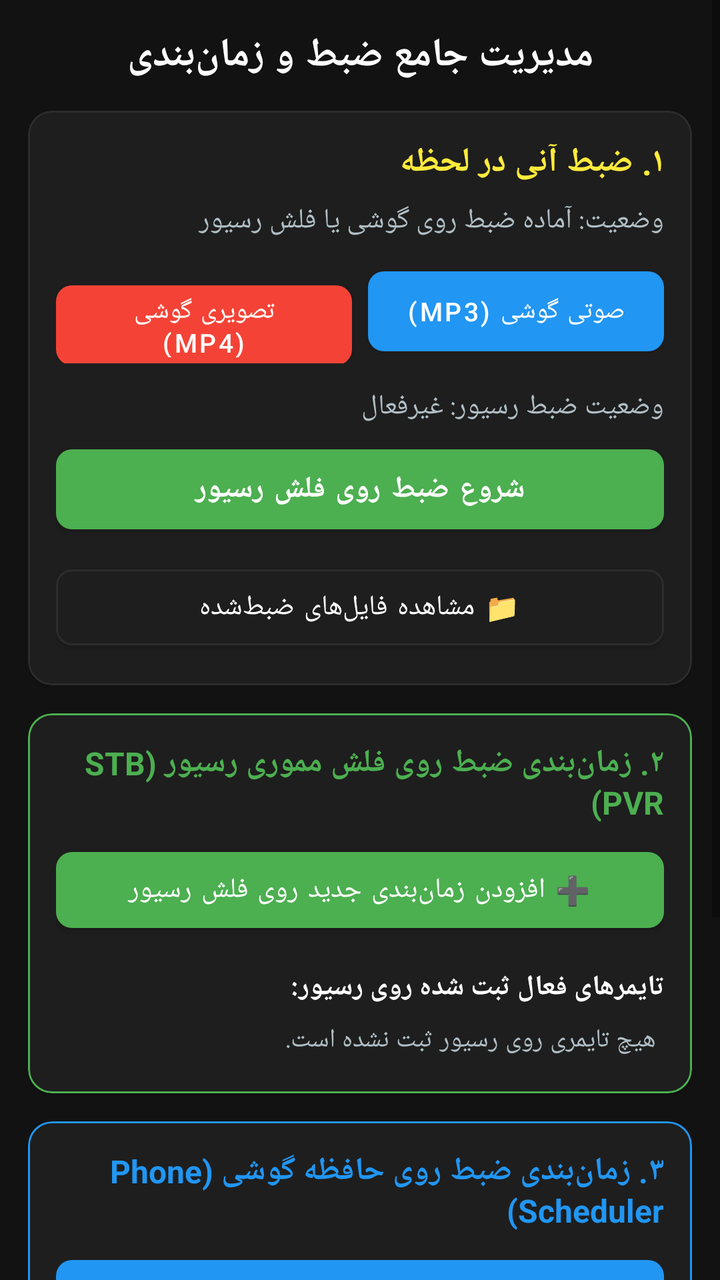
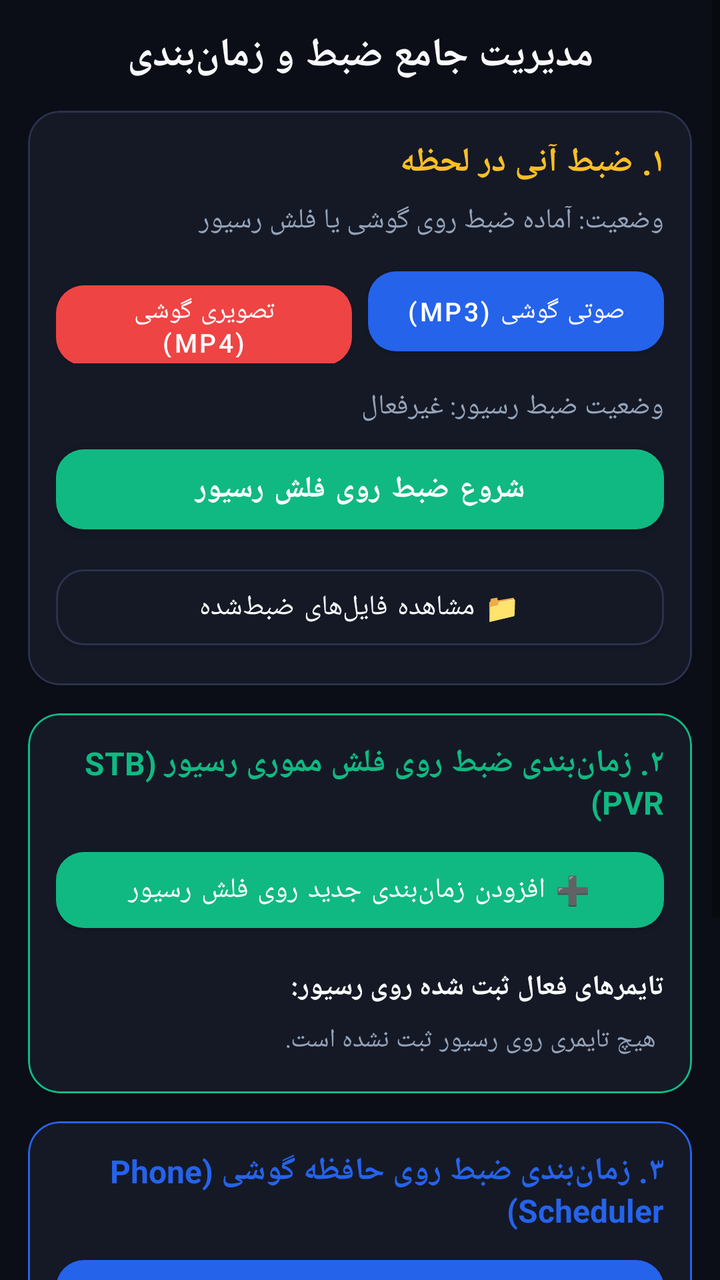

The first picture is an Android layout as it rendered before a commit; the second is the same layout after the commit. The layout source and the unified diff follow.
<!-- AndroidManifest.xml: application theme Theme.GMScreenAccessible -->
<!-- res/layout/fragment_record.xml -->
<?xml version="1.0" encoding="utf-8"?>
<ScrollView xmlns:android="http://schemas.android.com/apk/res/android"
    xmlns:app="http://schemas.android.com/apk/res-auto"
    android:layout_width="match_parent"
    android:layout_height="match_parent"
    android:background="@color/dark_bg"
    android:fillViewport="true">

    <LinearLayout
        android:layout_width="match_parent"
        android:layout_height="wrap_content"
        android:orientation="vertical"
        android:padding="14dp">

        <TextView
            android:layout_width="match_parent"
            android:layout_height="wrap_content"
            android:text="مدیریت جامع ضبط و زمان‌بندی"
            android:textColor="@color/text_primary"
            android:textSize="20sp"
            android:textStyle="bold"
            android:gravity="center"
            android:layout_marginBottom="14dp" />

        
        <com.google.android.material.card.MaterialCardView
            android:layout_width="match_parent"
            android:layout_height="wrap_content"
            android:layout_marginBottom="14dp"
            app:cardBackgroundColor="@color/card_bg"
            app:cardCornerRadius="12dp"
            app:strokeColor="@color/divider"
            app:strokeWidth="1dp">

            <LinearLayout
                android:layout_width="match_parent"
                android:layout_height="wrap_content"
                android:orientation="vertical"
                android:padding="14dp">

                <TextView
                    android:layout_width="match_parent"
                    android:layout_height="wrap_content"
                    android:text="۱. ضبط آنی در لحظه"
                    android:textColor="@color/accent_yellow"
                    android:textSize="17sp"
                    android:textStyle="bold"
                    android:layout_marginBottom="8dp" />

                <TextView
                    android:id="@+id/txtInstantRecStatus"
                    android:layout_width="match_parent"
                    android:layout_height="wrap_content"
                    android:text="وضعیت: آماده ضبط روی گوشی یا فلش رسیور"
                    android:textColor="@color/text_secondary"
                    android:textSize="14sp"
                    android:layout_marginBottom="10dp" />

                <LinearLayout
                    android:layout_width="match_parent"
                    android:layout_height="wrap_content"
                    android:orientation="horizontal"
                    android:layout_marginBottom="8dp">

                    <com.google.android.material.button.MaterialButton
                        android:id="@+id/btnStartPhoneVideoRec"
                        android:layout_width="0dp"
                        android:layout_height="52dp"
                        android:layout_weight="1"
                        android:layout_marginEnd="4dp"
                        android:text="تصویری گوشی (MP4)"
                        android:textColor="@color/white"
                        android:textSize="13sp"
                        app:backgroundTint="@color/accent_red"
                        app:cornerRadius="8dp" />

                    <com.google.android.material.button.MaterialButton
                        android:id="@+id/btnStartPhoneAudioRec"
                        android:layout_width="0dp"
                        android:layout_height="52dp"
                        android:layout_weight="1"
                        android:layout_marginStart="4dp"
                        android:text="صوتی گوشی (MP3)"
                        android:textColor="@color/white"
                        android:textSize="13sp"
                        app:backgroundTint="@color/primary"
                        app:cornerRadius="8dp" />
                </LinearLayout>

                <com.google.android.material.button.MaterialButton
                    android:id="@+id/btnStopPhoneRec"
                    android:layout_width="match_parent"
                    android:layout_height="50dp"
                    android:text="توقف ضبط گوشی"
                    android:textColor="@color/white"
                    android:textSize="15sp"
                    android:visibility="gone"
                    android:layout_marginBottom="8dp"
                    app:backgroundTint="@color/secondary"
                    app:cornerRadius="8dp" />

                <TextView
                    android:id="@+id/txtStbRecordStatus"
                    android:layout_width="match_parent"
                    android:layout_height="wrap_content"
                    android:text="وضعیت ضبط رسیور: غیرفعال"
                    android:textColor="@color/text_secondary"
                    android:textSize="14sp"
                    android:layout_marginTop="4dp"
                    android:layout_marginBottom="6dp" />

                <com.google.android.material.button.MaterialButton
                    android:id="@+id/btnStbToggleRecord"
                    android:layout_width="match_parent"
                    android:layout_height="52dp"
                    android:text="شروع ضبط روی فلش رسیور"
                    android:contentDescription="شروع یا توقف ضبط کانال روی حافظه فلش متصل به رسیور"
                    android:textColor="@color/white"
                    android:textSize="15sp"
                    android:textStyle="bold"
                    app:backgroundTint="@color/accent_green"
                    app:cornerRadius="8dp" />

                <com.google.android.material.button.MaterialButton
                    android:id="@+id/btnViewRecordings"
                    android:layout_width="match_parent"
                    android:layout_height="50dp"
                    android:text="📁 مشاهده فایل‌های ضبط‌شده"
                    android:contentDescription="مشاهده و مدیریت فایل‌های ضبط شده در حافظه گوشی"
                    android:textColor="@color/text_primary"
                    android:textSize="14sp"
                    android:layout_marginTop="8dp"
                    app:strokeColor="@color/divider"
                    app:strokeWidth="1dp"
                    app:backgroundTint="@color/card_bg"
                    app:cornerRadius="8dp" />
            </LinearLayout>
        </com.google.android.material.card.MaterialCardView>

        
        <com.google.android.material.card.MaterialCardView
            android:layout_width="match_parent"
            android:layout_height="wrap_content"
            android:layout_marginBottom="14dp"
            app:cardBackgroundColor="@color/card_bg"
            app:cardCornerRadius="12dp"
            app:strokeColor="@color/accent_green"
            app:strokeWidth="1dp">

            <LinearLayout
                android:layout_width="match_parent"
                android:layout_height="wrap_content"
                android:orientation="vertical"
                android:padding="14dp">

                <TextView
                    android:layout_width="match_parent"
                    android:layout_height="wrap_content"
                    android:text="۲. زمان‌بندی ضبط روی فلش مموری رسیور (STB PVR)"
                    android:textColor="@color/accent_green"
                    android:textSize="16sp"
                    android:textStyle="bold"
                    android:layout_marginBottom="8dp" />

                <com.google.android.material.button.MaterialButton
                    android:id="@+id/btnAddStbTimer"
                    android:layout_width="match_parent"
                    android:layout_height="50dp"
                    android:text="➕ افزودن زمان‌بندی جدید روی فلش رسیور"
                    android:textColor="@color/white"
                    android:textSize="14sp"
                    android:layout_marginBottom="8dp"
                    app:backgroundTint="@color/accent_green"
                    app:cornerRadius="8dp" />

                <com.google.android.material.button.MaterialButton
                    android:id="@+id/btnStopStbScheduledRec"
                    android:layout_width="match_parent"
                    android:layout_height="50dp"
                    android:text="■ توقف ضبط در حال اجرای رسیور"
                    android:contentDescription="توقف فوری ضبط در حال اجرای رسیور بر روی حافظه فلش"
                    android:textColor="@color/white"
                    android:textSize="14sp"
                    android:visibility="gone"
                    android:layout_marginBottom="8dp"
                    app:backgroundTint="@color/accent_red"
                    app:cornerRadius="8dp" />

                <TextView
                    android:layout_width="match_parent"
                    android:layout_height="wrap_content"
                    android:text="تایمرهای فعال ثبت شده روی رسیور:"
                    android:textColor="@color/text_primary"
                    android:textSize="14sp"
                    android:textStyle="bold"
                    android:layout_marginTop="6dp"
                    android:layout_marginBottom="4dp" />

                <LinearLayout
                    android:id="@+id/containerStbTimers"
                    android:layout_width="match_parent"
                    android:layout_height="wrap_content"
                    android:orientation="vertical">

                    <TextView
                        android:id="@+id/txtNoStbTimers"
                        android:layout_width="match_parent"
                        android:layout_height="wrap_content"
                        android:text="هیچ تایمری روی رسیور ثبت نشده است."
                        android:textColor="@color/text_secondary"
                        android:textSize="13sp"
                        android:padding="4dp" />
                </LinearLayout>
            </LinearLayout>
        </com.google.android.material.card.MaterialCardView>

        
        <com.google.android.material.card.MaterialCardView
            android:layout_width="match_parent"
            android:layout_height="wrap_content"
            android:layout_marginBottom="14dp"
            app:cardBackgroundColor="@color/card_bg"
            app:cardCornerRadius="12dp"
            app:strokeColor="@color/primary"
            app:strokeWidth="1dp">

            <LinearLayout
                android:layout_width="match_parent"
                android:layout_height="wrap_content"
                android:orientation="vertical"
                android:padding="14dp">

                <TextView
                    android:layout_width="match_parent"
                    android:layout_height="wrap_content"
                    android:text="۳. زمان‌بندی ضبط روی حافظه گوشی (Phone Scheduler)"
                    android:textColor="@color/primary"
                    android:textSize="16sp"
                    android:textStyle="bold"
                    android:layout_marginBottom="8dp" />

                <com.google.android.material.button.MaterialButton
                    android:id="@+id/btnAddPhoneTimer"
                    android:layout_width="match_parent"
                    android:layout_height="50dp"
                    android:text="➕ افزودن زمان‌بندی ضبط روی حافظه گوشی"
                    android:textColor="@color/white"
                    android:textSize="14sp"
                    android:layout_marginBottom="8dp"
                    app:backgroundTint="@color/primary"
                    app:cornerRadius="8dp" />

                <com.google.android.material.button.MaterialButton
                    android:id="@+id/btnStopPhoneScheduledRec"
                    android:layout_width="match_parent"
                    android:layout_height="50dp"
                    android:text="■ توقف ضبط در حال اجرای گوشی"
                    android:contentDescription="توقف فوری ضبط در حال اجرای زمان‌بندی گوشی"
                    android:textColor="@color/white"
                    android:textSize="14sp"
                    android:visibility="gone"
                    android:layout_marginBottom="8dp"
                    app:backgroundTint="@color/accent_red"
                    app:cornerRadius="8dp" />

                <TextView
                    android:layout_width="match_parent"
                    android:layout_height="wrap_content"
                    android:text="زمان‌بندی‌های فعال گوشی:"
                    android:textColor="@color/text_primary"
                    android:textSize="14sp"
                    android:textStyle="bold"
                    android:layout_marginTop="6dp"
                    android:layout_marginBottom="4dp" />

                <LinearLayout
                    android:id="@+id/containerPhoneTimers"
                    android:layout_width="match_parent"
                    android:layout_height="wrap_content"
                    android:orientation="vertical">

                    <TextView
                        android:id="@+id/txtNoPhoneTimers"
                        android:layout_width="match_parent"
                        android:layout_height="wrap_content"
                        android:text="هیچ زمان‌بندی فعالی در گوشی تنظیم نشده است."
                        android:textColor="@color/text_secondary"
                        android:textSize="13sp"
                        android:padding="4dp" />
                </LinearLayout>
            </LinearLayout>
        </com.google.android.material.card.MaterialCardView>

        
        <com.google.android.material.card.MaterialCardView
            android:layout_width="match_parent"
            android:layout_height="wrap_content"
            android:layout_marginBottom="14dp"
            app:cardBackgroundColor="@color/card_bg"
            app:cardCornerRadius="12dp"
            app:strokeColor="@color/divider"
            app:strokeWidth="1dp">

            <LinearLayout
                android:layout_width="match_parent"
                android:layout_height="wrap_content"
                android:orientation="vertical"
                android:padding="14dp">

                
                <LinearLayout
                    android:layout_width="match_parent"
                    android:layout_height="wrap_content"
                    android:orientation="horizontal"
                    android:gravity="center_vertical"
                    android:layout_marginBottom="6dp">

                    <TextView
                        android:layout_width="0dp"
                        android:layout_height="wrap_content"
                        android:layout_weight="1"
                        android:text="۴. فایل‌های ضبط‌شده روی فلش مموری رسیور (PVR):"
                        android:textColor="@color/accent_green"
                        android:textSize="15sp"
                        android:textStyle="bold" />

                    <com.google.android.material.button.MaterialButton
                        android:id="@+id/btnRefreshStbPvrFiles"
                        style="@style/Widget.MaterialComponents.Button.TextButton"
                        android:layout_width="wrap_content"
                        android:layout_height="36dp"
                        android:text="بروزرسانی لیست"
                        android:textColor="@color/accent_green"
                        android:textSize="12sp" />
                </LinearLayout>

                <LinearLayout
                    android:id="@+id/containerStbPvrFiles"
                    android:layout_width="match_parent"
                    android:layout_height="wrap_content"
                    android:orientation="vertical">

                    <TextView
                        android:id="@+id/txtNoStbPvrFiles"
                        android:layout_width="match_parent"
                        android:layout_height="wrap_content"
                        android:text="فایلی روی فلش رسیور پیدا نشد یا فلش متصل نیست."
                        android:textColor="@color/text_secondary"
                        android:textSize="13sp"
                        android:padding="4dp" />
                </LinearLayout>
            </LinearLayout>
        </com.google.android.material.card.MaterialCardView>

    </LinearLayout>
</ScrollView>
<!-- resources referenced by this layout -->
<resources>
  <color name="accent_green">#FF4CAF50</color>
  <color name="accent_red">#FFF44336</color>
  <color name="accent_yellow">#FFFFEB3B</color>
  <color name="card_bg">#FF1E1E1E</color>
  <color name="dark_bg">#FF121212</color>
  <color name="divider">#FF2C2C2C</color>
  <color name="primary">#FF2196F3</color>
  <color name="secondary">#FFFF9800</color>
  <color name="text_primary">#FFFFFFFF</color>
  <color name="text_secondary">#FFB0BEC5</color>
  <color name="white">#FFFFFFFF</color>
  <style name="Theme.GMScreenAccessible" parent="Theme.MaterialComponents.DayNight.NoActionBar">
          <item name="colorPrimary">@color/primary</item>
          <item name="colorPrimaryVariant">@color/primary_variant</item>
          <item name="colorOnPrimary">@color/white</item>
          <item name="colorSecondary">@color/secondary</item>
          <item name="android:statusBarColor">@color/dark_bg</item>
          <item name="android:windowBackground">@color/dark_bg</item>
      </style>
  <color name="primary_variant">#FF1976D2</color>
</resources>

<!-- the commit's change to res/layout/fragment_record.xml (unified diff, before → after) -->
@@ -1,4 +1,5 @@
 <?xml version="1.0" encoding="utf-8"?>
+
 <ScrollView xmlns:android="http://schemas.android.com/apk/res/android"
     xmlns:app="http://schemas.android.com/apk/res-auto"
     android:layout_width="match_parent"
@@ -28,8 +29,8 @@
             android:layout_height="wrap_content"
             android:layout_marginBottom="14dp"
             app:cardBackgroundColor="@color/card_bg"
-            app:cardCornerRadius="12dp"
-            app:strokeColor="@color/divider"
+            app:cardCornerRadius="16dp"
+            app:strokeColor="@color/card_border"
             app:strokeWidth="1dp">
 
             <LinearLayout
@@ -72,7 +73,7 @@
                         android:textColor="@color/white"
                         android:textSize="13sp"
                         app:backgroundTint="@color/accent_red"
-                        app:cornerRadius="8dp" />
+                        app:cornerRadius="14dp" />
 
                     <com.google.android.material.button.MaterialButton
                         android:id="@+id/btnStartPhoneAudioRec"
@@ -84,7 +85,7 @@
                         android:textColor="@color/white"
                         android:textSize="13sp"
                         app:backgroundTint="@color/primary"
-                        app:cornerRadius="8dp" />
+                        app:cornerRadius="14dp" />
                 </LinearLayout>
 
                 <com.google.android.material.button.MaterialButton
@@ -97,7 +98,7 @@
                     android:visibility="gone"
                     android:layout_marginBottom="8dp"
                     app:backgroundTint="@color/secondary"
-                    app:cornerRadius="8dp" />
+                    app:cornerRadius="14dp" />
 
                 <TextView
                     android:id="@+id/txtStbRecordStatus"
@@ -119,7 +120,7 @@
                     android:textSize="15sp"
                     android:textStyle="bold"
                     app:backgroundTint="@color/accent_green"
-                    app:cornerRadius="8dp" />
+                    app:cornerRadius="14dp" />
 
                 <com.google.android.material.button.MaterialButton
                     android:id="@+id/btnViewRecordings"
@@ -130,10 +131,10 @@
                     android:textColor="@color/text_primary"
                     android:textSize="14sp"
                     android:layout_marginTop="8dp"
-                    app:strokeColor="@color/divider"
+                    app:strokeColor="@color/card_border"
                     app:strokeWidth="1dp"
                     app:backgroundTint="@color/card_bg"
-                    app:cornerRadius="8dp" />
+                    app:cornerRadius="14dp" />
             </LinearLayout>
         </com.google.android.material.card.MaterialCardView>
 
@@ -143,7 +144,7 @@
             android:layout_height="wrap_content"
             android:layout_marginBottom="14dp"
             app:cardBackgroundColor="@color/card_bg"
-            app:cardCornerRadius="12dp"
+            app:cardCornerRadius="16dp"
             app:strokeColor="@color/accent_green"
             app:strokeWidth="1dp">
 
@@ -171,7 +172,7 @@
                     android:textSize="14sp"
                     android:layout_marginBottom="8dp"
                     app:backgroundTint="@color/accent_green"
-                    app:cornerRadius="8dp" />
+                    app:cornerRadius="14dp" />
 
                 <com.google.android.material.button.MaterialButton
                     android:id="@+id/btnStopStbScheduledRec"
@@ -184,7 +185,7 @@
                     android:visibility="gone"
                     android:layout_marginBottom="8dp"
                     app:backgroundTint="@color/accent_red"
-                    app:cornerRadius="8dp" />
+                    app:cornerRadius="14dp" />
 
                 <TextView
                     android:layout_width="match_parent"
@@ -220,7 +221,7 @@
             android:layout_height="wrap_content"
             android:layout_marginBottom="14dp"
             app:cardBackgroundColor="@color/card_bg"
-            app:cardCornerRadius="12dp"
+            app:cardCornerRadius="16dp"
             app:strokeColor="@color/primary"
             app:strokeWidth="1dp">
 
@@ -248,7 +249,7 @@
                     android:textSize="14sp"
                     android:layout_marginBottom="8dp"
                     app:backgroundTint="@color/primary"
-                    app:cornerRadius="8dp" />
+                    app:cornerRadius="14dp" />
 
                 <com.google.android.material.button.MaterialButton
                     android:id="@+id/btnStopPhoneScheduledRec"
@@ -261,7 +262,7 @@
                     android:visibility="gone"
                     android:layout_marginBottom="8dp"
                     app:backgroundTint="@color/accent_red"
-                    app:cornerRadius="8dp" />
+                    app:cornerRadius="14dp" />
 
                 <TextView
                     android:layout_width="match_parent"
@@ -297,8 +298,8 @@
             android:layout_height="wrap_content"
             android:layout_marginBottom="14dp"
             app:cardBackgroundColor="@color/card_bg"
-            app:cardCornerRadius="12dp"
-            app:strokeColor="@color/divider"
+            app:cardCornerRadius="16dp"
+            app:strokeColor="@color/card_border"
             app:strokeWidth="1dp">
 
             <LinearLayout
<!-- resource entries referenced after the edit -->
@@ -1,24 +1,39 @@
 <!-- resources referenced by this layout -->
 <resources>
-  <color name="accent_green">#FF4CAF50</color>
-  <color name="accent_red">#FFF44336</color>
-  <color name="accent_yellow">#FFFFEB3B</color>
-  <color name="card_bg">#FF1E1E1E</color>
-  <color name="dark_bg">#FF121212</color>
-  <color name="divider">#FF2C2C2C</color>
-  <color name="primary">#FF2196F3</color>
-  <color name="secondary">#FFFF9800</color>
-  <color name="text_primary">#FFFFFFFF</color>
-  <color name="text_secondary">#FFB0BEC5</color>
+  <color name="accent_green">#FF10B981</color>
+  <color name="accent_red">#FFEF4444</color>
+  <color name="accent_yellow">#FFFBBF24</color>
+  <color name="card_bg">#FF151926</color>
+  <color name="card_border">#FF2A324B</color>
+  <color name="dark_bg">#FF0B0E17</color>
+  <color name="primary">#FF2563EB</color>
+  <color name="secondary">#FFF59E0B</color>
+  <color name="text_primary">#FFF8FAFC</color>
+  <color name="text_secondary">#FF94A3B8</color>
   <color name="white">#FFFFFFFF</color>
   <style name="Theme.GMScreenAccessible" parent="Theme.MaterialComponents.DayNight.NoActionBar">
           <item name="colorPrimary">@color/primary</item>
           <item name="colorPrimaryVariant">@color/primary_variant</item>
           <item name="colorOnPrimary">@color/white</item>
           <item name="colorSecondary">@color/secondary</item>
+          <item name="colorSurface">@color/card_bg</item>
+          <item name="colorOnSurface">@color/text_primary</item>
           <item name="android:statusBarColor">@color/dark_bg</item>
+          <item name="android:navigationBarColor">@color/dark_bg</item>
           <item name="android:windowBackground">@color/dark_bg</item>
+          <item name="materialAlertDialogTheme">@style/CustomMaterialAlertDialogTheme</item>
       </style>
-  <color name="primary_variant">#FF1976D2</color>
+  <color name="primary_variant">#FF1D4ED8</color>
+  <style name="CustomMaterialAlertDialogTheme" parent="ThemeOverlay.MaterialComponents.MaterialAlertDialog">
+          <item name="colorSurface">@color/card_bg_elevated</item>
+          <item name="colorOnSurface">@color/text_primary</item>
+          <item name="colorPrimary">@color/primary_light</item>
+          <item name="shapeAppearanceOverlay">@style/DialogShapeAppearance</item>
+      </style>
+  <color name="card_bg_elevated">#FF1E2436</color>
+  <color name="primary_light">#FF3B82F6</color>
+  <style name="DialogShapeAppearance" parent="">
+          <item name="cornerSize">16dp</item>
+      </style>
 </resources>
 
